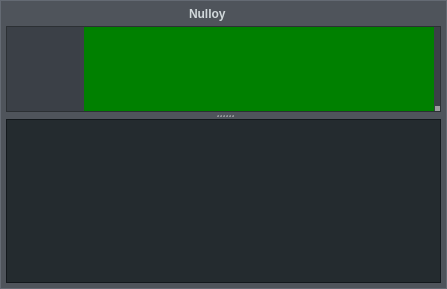
Qt form src/skins/slim/form.ui (nulloy/nulloy) before a commit.
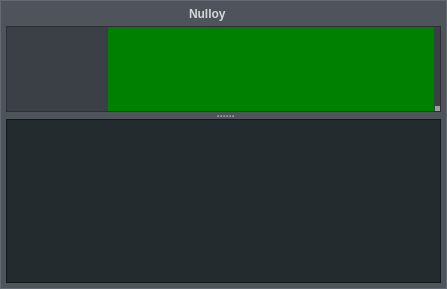
The same form after that commit. Icons and pictures are not drawn. Custom widgets are drawn as their Qt base class.

Commit message: slim skin fixes

Patch:
```diff
--- a/src/skins/slim/form.ui
+++ b/src/skins/slim/form.ui
@@ -111,12 +111,7 @@
 
 #prevButton, #playButton, #stopButton, #nextButton {
 	background-repeat: no-repeat;
-	background-position: top center;
-	margin-top: 10px;
-}
-#prevButton:pressed, #playButton:pressed, #stopButton:pressed, #nextButton:pressed {
-	background-position: bottom center;
-	margin-bottom: 9px;
+	background-position: center center;
 }
 #prevButton {
 	background-image: url(prev.png);
@@ -157,12 +152,7 @@
 
 #closeButton, #minimizeButton {
 	background-repeat: no-repeat;
-	background-position: top center;
-	margin-top: 5px;
-}
-#closeButton:pressed, #minimizeButton:pressed {
-	background-position: bottom center;
-	margin-bottom: 5px;
+	background-position: center center;
 }
 #closeButton {
 	background-image: url(close.png);
@@ -446,6 +436,24 @@
              </property>
              <item>
               <widget class="QToolButton" name="prevButton">
+               <property name="sizePolicy">
+                <sizepolicy hsizetype="Fixed" vsizetype="Expanding">
+                 <horstretch>0</horstretch>
+                 <verstretch>0</verstretch>
+                </sizepolicy>
+               </property>
+               <property name="minimumSize">
+                <size>
+                 <width>27</width>
+                 <height>0</height>
+                </size>
+               </property>
+               <property name="maximumSize">
+                <size>
+                 <width>27</width>
+                 <height>16777215</height>
+                </size>
+               </property>
                <property name="focusPolicy">
                 <enum>Qt::NoFocus</enum>
                </property>
@@ -456,6 +464,24 @@
              </item>
              <item>
               <widget class="QToolButton" name="playButton">
+               <property name="sizePolicy">
+                <sizepolicy hsizetype="Fixed" vsizetype="Expanding">
+                 <horstretch>0</horstretch>
+                 <verstretch>0</verstretch>
+                </sizepolicy>
+               </property>
+               <property name="minimumSize">
+                <size>
+                 <width>27</width>
+                 <height>0</height>
+                </size>
+               </property>
+               <property name="maximumSize">
+                <size>
+                 <width>27</width>
+                 <height>16777215</height>
+                </size>
+               </property>
                <property name="focusPolicy">
                 <enum>Qt::NoFocus</enum>
                </property>
@@ -466,6 +492,24 @@
              </item>
              <item>
               <widget class="QToolButton" name="nextButton">
+               <property name="sizePolicy">
+                <sizepolicy hsizetype="Fixed" vsizetype="Expanding">
+                 <horstretch>0</horstretch>
+                 <verstretch>0</verstretch>
+                </sizepolicy>
+               </property>
+               <property name="minimumSize">
+                <size>
+                 <width>27</width>
+                 <height>0</height>
+                </size>
+               </property>
+               <property name="maximumSize">
+                <size>
+                 <width>27</width>
+                 <height>16777215</height>
+                </size>
+               </property>
                <property name="focusPolicy">
                 <enum>Qt::NoFocus</enum>
                </property>
```
Left out of the diff: 9 changed lines with no effect on the pictures.
